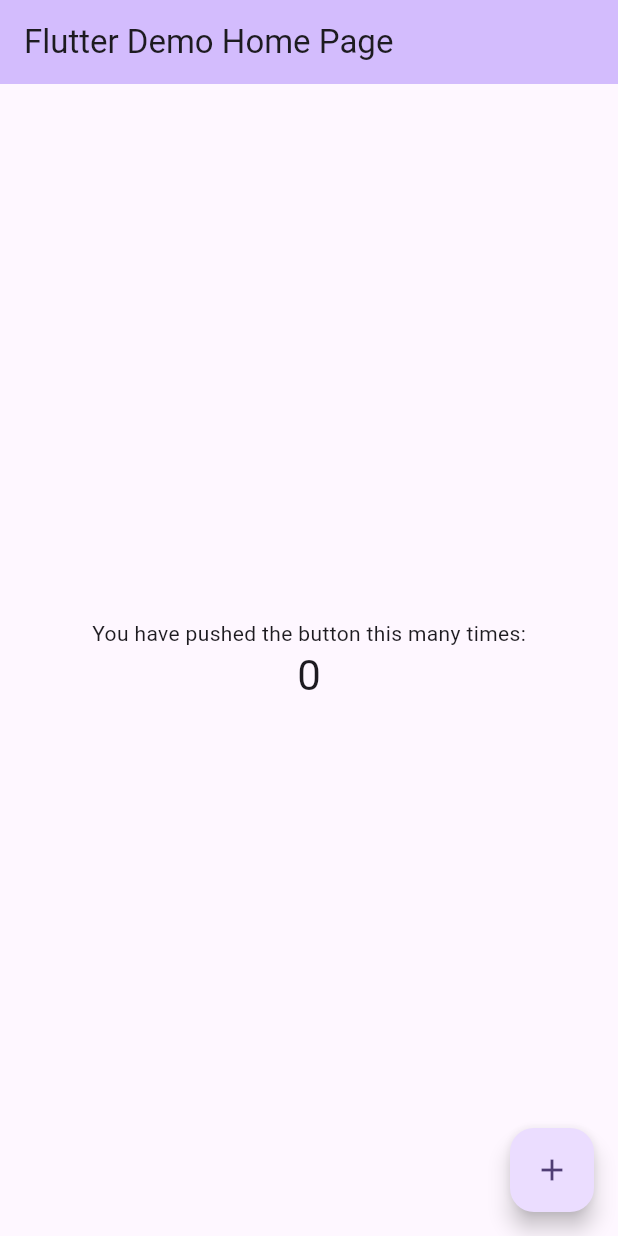
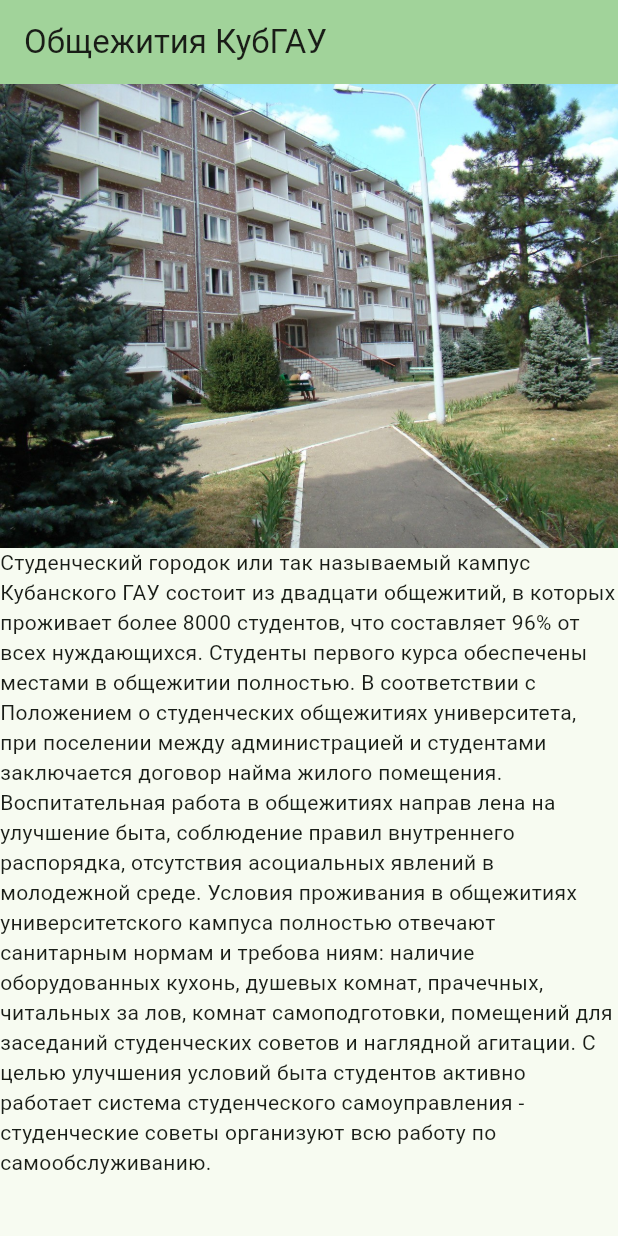
Before and after one commit to DonZskoy/mobileDevs, a Flutter app: the screen it shows after launch, on a phone screen of 412 x 824 dp. Run offline on Flutter 3.47's test engine with Material 3 defaults, Android fonts, the phone set to English and light mode, and no system bars.

Commit message:
adding text and image

```diff
--- /dev/null
+++ b/l4proj/assets/text.txt
@@ -0,0 +1 @@
+Студенческий городок или так называемый кампус Кубанского ГАУ состоит из двадцати общежитий, в которых проживает более 8000 студентов, что составляет 96% от всех нуждающихся. Студенты первого курса обеспечены местами в общежитии полностью. В соответствии с Положением о студенческих общежитиях университета, при поселении между администрацией и студентами заключается договор найма жилого помещения. Воспитательная работа в общежитиях направ лена на улучшение быта, соблюдение правил внутреннего распорядка, отсутствия асоциальных явлений в молодежной среде. Условия проживания в общежитиях университетского кампуса полностью отвечают санитарным нормам и требова ниям: наличие оборудованных кухонь, душевых комнат, прачечных, читальных за лов, комнат самоподготовки, помещений для заседаний студенческих советов и наглядной агитации. С целью улучшения условий быта студентов активно работает система студенческого самоуправления - студенческие советы организуют всю работу по самообслуживанию.
--- a/l4proj/lib/main.dart
+++ b/l4proj/lib/main.dart
@@ -1,4 +1,6 @@
+import 'dart:async';
 import 'package:flutter/material.dart';
+import 'package:flutter/services.dart' show rootBundle;
 
 void main() {
   runApp(const MyApp());
@@ -7,46 +9,22 @@ void main() {
 class MyApp extends StatelessWidget {
   const MyApp({super.key});
 
-  // This widget is the root of your application.
   @override
   Widget build(BuildContext context) {
     return MaterialApp(
-      title: 'Flutter Demo',
+      title: 'l4proj',
       theme: ThemeData(
-        // This is the theme of your application.
-        //
-        // TRY THIS: Try running your application with "flutter run". You'll see
-        // the application has a purple toolbar. Then, without quitting the app,
-        // try changing the seedColor in the colorScheme below to Colors.green
-        // and then invoke "hot reload" (save your changes or press the "hot
-        // reload" button in a Flutter-supported IDE, or press "r" if you used
-        // the command line to start the app).
-        //
-        // Notice that the counter didn't reset back to zero; the application
-        // state is not lost during the reload. To reset the state, use hot
-        // restart instead.
-        //
-        // This works for code too, not just values: Most code changes can be
-        // tested with just a hot reload.
-        colorScheme: ColorScheme.fromSeed(seedColor: Colors.deepPurple),
+
+        colorScheme: ColorScheme.fromSeed(seedColor: Colors.green),
         useMaterial3: true,
       ),
-      home: const MyHomePage(title: 'Flutter Demo Home Page'),
+      home: const MyHomePage(title: 'Общежития КубГАУ'),
     );
   }
 }
 
 class MyHomePage extends StatefulWidget {
   const MyHomePage({super.key, required this.title});
-
-  // This widget is the home page of your application. It is stateful, meaning
-  // that it has a State object (defined below) that contains fields that affect
-  // how it looks.
-
-  // This class is the configuration for the state. It holds the values (in this
-  // case the title) provided by the parent (in this case the App widget) and
-  // used by the build method of the State. Fields in a Widget subclass are
-  // always marked "final".
 
   final String title;
 
@@ -55,71 +33,41 @@ class MyHomePage extends StatefulWidget {
 }
 
 class _MyHomePageState extends State<MyHomePage> {
-  int _counter = 0;
+    @override
+    void initState() {
+      super.initState();
+      loadAsset();
+      }
 
-  void _incrementCounter() {
-    setState(() {
-      // This call to setState tells the Flutter framework that something has
-      // changed in this State, which causes it to rerun the build method below
-      // so that the display can reflect the updated values. If we changed
-      // _counter without calling setState(), then the build method would not be
-      // called again, and so nothing would appear to happen.
-      _counter++;
-    });
-  }
+      String _fileContents = "";
+
+      Future<void> loadAsset() async {
+        String fileText = await rootBundle.loadString('assets/text.txt');
+        setState(() {
+          _fileContents = fileText;
+      });
+    }
 
   @override
   Widget build(BuildContext context) {
-    // This method is rerun every time setState is called, for instance as done
-    // by the _incrementCounter method above.
-    //
-    // The Flutter framework has been optimized to make rerunning build methods
-    // fast, so that you can just rebuild anything that needs updating rather
-    // than having to individually change instances of widgets.
+
     return Scaffold(
       appBar: AppBar(
-        // TRY THIS: Try changing the color here to a specific color (to
-        // Colors.amber, perhaps?) and trigger a hot reload to see the AppBar
-        // change color while the other colors stay the same.
+
         backgroundColor: Theme.of(context).colorScheme.inversePrimary,
-        // Here we take the value from the MyHomePage object that was created by
-        // the App.build method, and use it to set our appbar title.
+
         title: Text(widget.title),
       ),
-      body: Center(
-        // Center is a layout widget. It takes a single child and positions it
-        // in the middle of the parent.
-        child: Column(
-          // Column is also a layout widget. It takes a list of children and
-          // arranges them vertically. By default, it sizes itself to fit its
-          // children horizontally, and tries to be as tall as its parent.
-          //
-          // Column has various properties to control how it sizes itself and
-          // how it positions its children. Here we use mainAxisAlignment to
-          // center the children vertically; the main axis here is the vertical
-          // axis because Columns are vertical (the cross axis would be
-          // horizontal).
-          //
-          // TRY THIS: Invoke "debug painting" (choose the "Toggle Debug Paint"
-          // action in the IDE, or press "p" in the console), to see the
-          // wireframe for each widget.
-          mainAxisAlignment: MainAxisAlignment.center,
-          children: <Widget>[
-            const Text(
-              'You have pushed the button this many times:',
-            ),
-            Text(
-              '$_counter',
-              style: Theme.of(context).textTheme.headlineMedium,
-            ),
-          ],
-        ),
-      ),
-      floatingActionButton: FloatingActionButton(
-        onPressed: _incrementCounter,
-        tooltip: 'Increment',
-        child: const Icon(Icons.add),
-      ), // This trailing comma makes auto-formatting nicer for build methods.
+      body: ListView(
+        children: [
+          Image.asset('assets/obshaga.png'),
+          Row(
+            children: [
+              Flexible(child: Text(_fileContents)),
+            ],
+          ),
+        ]
+      )
     );
   }
 }
```
Also changed, not shown: l4proj/pubspec.yaml (+8 -0 lines), l4proj/assets/obshaga.png (added), l4proj/pubspec.lock, 5 other files.
